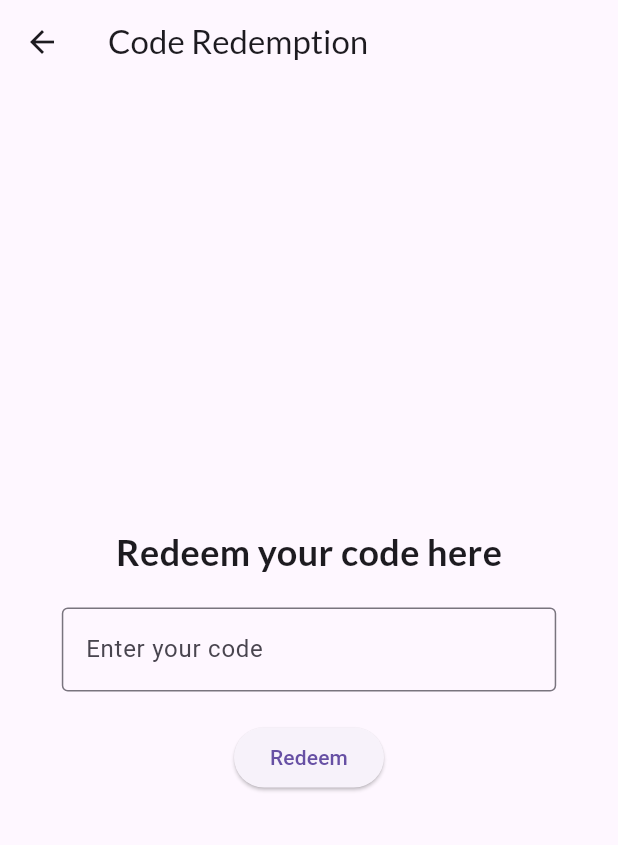
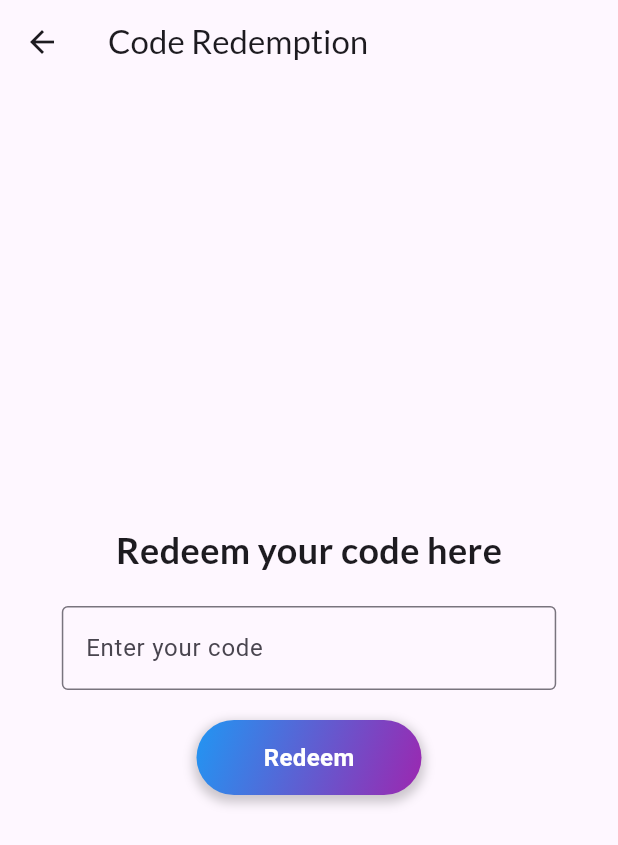
Before and after one commit to bishalbera/Bookverse, a Flutter app: what buildStylishDrawer() shows on an empty page, opened directly, after a tap on "Redeem a Code", on a phone screen of 412 x 824 dp. Shown: the top 845 px of the screen. Run offline on Flutter 3.47's test engine with Material 2 defaults, Android fonts, the phone set to English and light mode, and no system bars; our stand-ins replace animated_splash_screen, awesome_snackbar_content, cached_network_image, cloud_firestore, confetti, firebase_auth and 5 more; accounts and stored records are empty; network calls fail.

Commit message:
feat: fixed the drawer

```diff
--- a/lib/common/stylish_drawer.dart
+++ b/lib/common/stylish_drawer.dart
@@ -1,15 +1,14 @@
-import 'package:book_verse/common/constants/constants.dart';
-import 'package:book_verse/features/auth/screens/signIn_screen.dart';
-import 'package:book_verse/features/profile/profile_screen.dart';
+import 'package:flutter/material.dart';
 import 'package:firebase_auth/firebase_auth.dart';
-import 'package:flutter/material.dart';
-
 import '../features/choose_book/choose_book_screen.dart';
 import '../features/code_redeem/code_redeemtion_screen.dart';
 import '../features/home/home_screen.dart';
+import '../features/profile/profile_screen.dart';
 import '../features/room_creation/room_creation_screen.dart';
 import '../features/room_preview/room_preview_screen.dart';
+import '../features/auth/screens/signIn_screen.dart';
 import '../utils/move_screen.dart';
+import 'constants/constants.dart';
 
 Widget buildStylishDrawer(BuildContext context) {
   Color primaryGreen = const Color.fromARGB(255, 170, 198, 241);
@@ -17,21 +16,15 @@ Widget buildStylishDrawer(BuildContext context) {
   Color headerGreen = const Color.fromARGB(255, 74, 68, 248);
 
   return Drawer(
-    child: Stack(
-      children: <Widget>[
-        Container(
+    child: Container(
       decoration: BoxDecoration(
         gradient: LinearGradient(
-              colors: [
-                primaryGreen,
-                secondaryGreen,
-              ],
+          colors: [primaryGreen, secondaryGreen],
           begin: Alignment.topLeft,
           end: Alignment.bottomRight,
         ),
       ),
-        ),
-        ListView(
+      child: ListView(
         padding: EdgeInsets.zero,
         children: <Widget>[
           Container(
@@ -45,13 +38,12 @@ Widget buildStylishDrawer(BuildContext context) {
               children: [
                 CircleAvatar(
                   radius: 50.0,
-                    backgroundImage: AssetImage(''),
+                  backgroundImage: AssetImage(
+                      'assets/profile_image.png'), // Add your profile image asset
                 ),
-                  SizedBox(
-                    height: 10.0,
-                  ),
+                SizedBox(height: 10.0),
                 Text(
-                    currentUserName ?? "name",
+                  currentUserName ?? "Guest User",
                   style: TextStyle(
                     fontSize: 22.0,
                     color: Colors.white,
@@ -59,109 +51,62 @@ Widget buildStylishDrawer(BuildContext context) {
                   ),
                 ),
                 Text(
-                    currentUserEmail ?? "email",
+                  currentUserEmail ?? "",
                   style: TextStyle(
                     fontSize: 18.0,
-                      color: Colors.white,
+                    color: Colors.white70,
                   ),
                 ),
               ],
             ),
           ),
-            ListTile(
-              leading: const Icon(
-                Icons.home,
-                color: Colors.white,
-              ),
-              title: const Text(
-                'Home',
-                style: TextStyle(
-                  color: Colors.white,
-                ),
-              ),
-              onTap: () {
-                moveScreen(context, const HomeScreen());
-              },
-            ),
-            ListTile(
-              leading: const Icon(
-                Icons.person,
-                color: Colors.white,
-              ),
-              title: const Text(
-                'Profile',
-                style: TextStyle(
-                  color: Colors.white,
-                ),
-              ),
-              onTap: () {
-                moveScreen(context, const ProfileScreen());
-              },
-            ),
-            ListTile(
-              leading: const Icon(
-                Icons.book_outlined,
-                color: Colors.white,
-              ),
-              title: const Text(
-                'Choose book',
-                style: TextStyle(
-                  color: Colors.white,
-                ),
-              ),
-              onTap: () {
-                moveScreen(context, ChooseBooksScreen());
-              },
-            ),
-            ListTile(
-              leading: const Icon(
-                Icons.roofing,
-                color: Colors.white,
-              ),
-              title: const Text(
-                'Create room',
-                style: TextStyle(
-                  color: Colors.white,
-                ),
-              ),
-              onTap: () {
-                moveScreen(context, RoomCreationScreen());
-              },
-            ),
-            ListTile(
-              leading: const Icon(
-                Icons.roofing,
-                color: Colors.white,
-              ),
-              title: const Text(
-                'Redeem a Code',
-                style: TextStyle(
-                  color: Colors.white,
-                ),
-              ),
-              onTap: () {
-                moveScreen(context, CodeRedemptionScreen());
-              },
-            ),
-            ListTile(
-              leading: const Icon(
-                Icons.logout,
-                color: Colors.white,
-              ),
-              title: const Text(
-                'Logout',
-                style: TextStyle(
-                  color: Colors.white,
-                ),
-              ),
-              onTap: () {
+          // ListTiles for different options
+          // You can customize the icons and text as needed
+          buildDrawerTile(
+              Icons.home, 'Home', () => moveScreen(context, HomeScreen())),
+          buildDrawerTile(Icons.person, 'Profile',
+              () => moveScreen(context, ProfileScreen())),
+          buildDrawerTile(Icons.book_outlined, 'Choose Book',
+              () => moveScreen(context, ChooseBooksScreen())),
+          buildDrawerTile(Icons.roofing, 'Create Room',
+              () => moveScreen(context, RoomCreationScreen())),
+          buildDrawerTile(Icons.roofing, 'Redeem a Code',
+              () => moveScreen(context, CodeRedemptionScreen())),
+          buildDrawerTile(Icons.logout, 'Logout', () {
             FirebaseAuth.instance.signOut();
-                moveScreen(context, const SignInScreen());
-              },
-            ),
+            moveScreen(context, SignInScreen());
+          }),
         ],
       ),
-      ],
     ),
   );
 }
+
+Widget buildDrawerTile(IconData icon, String title, void onTap()) {
+  return ListTile(
+    leading: Icon(icon, color: Colors.white),
+    title: Text(
+      title,
+      style: TextStyle(color: Colors.white),
+    ),
+    onTap: onTap,
+    contentPadding:
+        EdgeInsets.symmetric(horizontal: 16.0), // Add some horizontal padding
+    shape: RoundedRectangleBorder(
+        borderRadius: BorderRadius.circular(4.0)), // Add rounded corners
+    hoverColor: Colors
+        .white24, // Change the background color when the tile is hovered over
+    focusColor:
+        Colors.white24, // Change the background color when the tile is focused
+    selectedTileColor:
+        Colors.white24, // Change the background color when the tile is selected
+    enableFeedback:
+        true, // Enable haptic feedback when the tile is tapped or long-pressed
+    horizontalTitleGap:
+        8.0, // Reduce the gap between the leading icon and the title text
+    minVerticalPadding:
+        8.0, // Increase the vertical padding to make the tiles taller
+    visualDensity: VisualDensity
+        .compact, // Reduce the visual density to make the tiles more compact
+  );
+}
--- a/lib/features/code_redeem/code_redeemtion_screen.dart
+++ b/lib/features/code_redeem/code_redeemtion_screen.dart
@@ -3,7 +3,7 @@ import 'package:google_fonts/google_fonts.dart';
 import 'package:confetti/confetti.dart';
 
 class CodeRedemptionScreen extends StatefulWidget {
-  const CodeRedemptionScreen({super.key});
+  const CodeRedemptionScreen({Key? key}) : super(key: key);
 
   @override
   State<CodeRedemptionScreen> createState() => _CodeRedemptionScreenState();
@@ -61,11 +61,48 @@ class _CodeRedemptionScreenState extends State<CodeRedemptionScreen> {
                   ),
                 ),
                 SizedBox(height: 20),
-                ElevatedButton(
-                  onPressed: () {
+                GestureDetector(
+                  onTap: () {
                     _confettiController.play();
+                    // TODO: Add code redemption logic here
                   },
-                  child: Text('Redeem'),
+                  child: Container(
+                    width: 150,
+                    height: 50,
+                    decoration: BoxDecoration(
+                      gradient: LinearGradient(
+                        colors: [Colors.blue, Colors.purple],
+                        begin: Alignment.topLeft,
+                        end: Alignment.bottomRight,
+                      ),
+                      borderRadius: BorderRadius.circular(25),
+                      boxShadow: [
+                        BoxShadow(
+                          color: Colors.black.withOpacity(0.2),
+                          spreadRadius: 2,
+                          blurRadius: 5,
+                          offset: Offset(0, 3),
+                        ),
+                      ],
+                    ),
+                    child: Stack(
+                      alignment: Alignment.center,
+                      children: [
+                        AnimatedContainer(
+                          duration: Duration(milliseconds: 300),
+                          padding: EdgeInsets.all(10),
+                          child: Text(
+                            'Redeem',
+                            style: TextStyle(
+                              color: Colors.white,
+                              fontSize: 16,
+                              fontWeight: FontWeight.bold,
+                            ),
+                          ),
+                        ),
+                      ],
+                    ),
+                  ),
                 ),
               ],
             ),
@@ -81,7 +118,7 @@ class _CodeRedemptionScreenState extends State<CodeRedemptionScreen> {
                 Colors.blue,
                 Colors.pink,
                 Colors.orange,
-                Colors.purple
+                Colors.purple,
               ],
             ),
           ),
```
Lines whose indentation alone changed are shown as unchanged.
